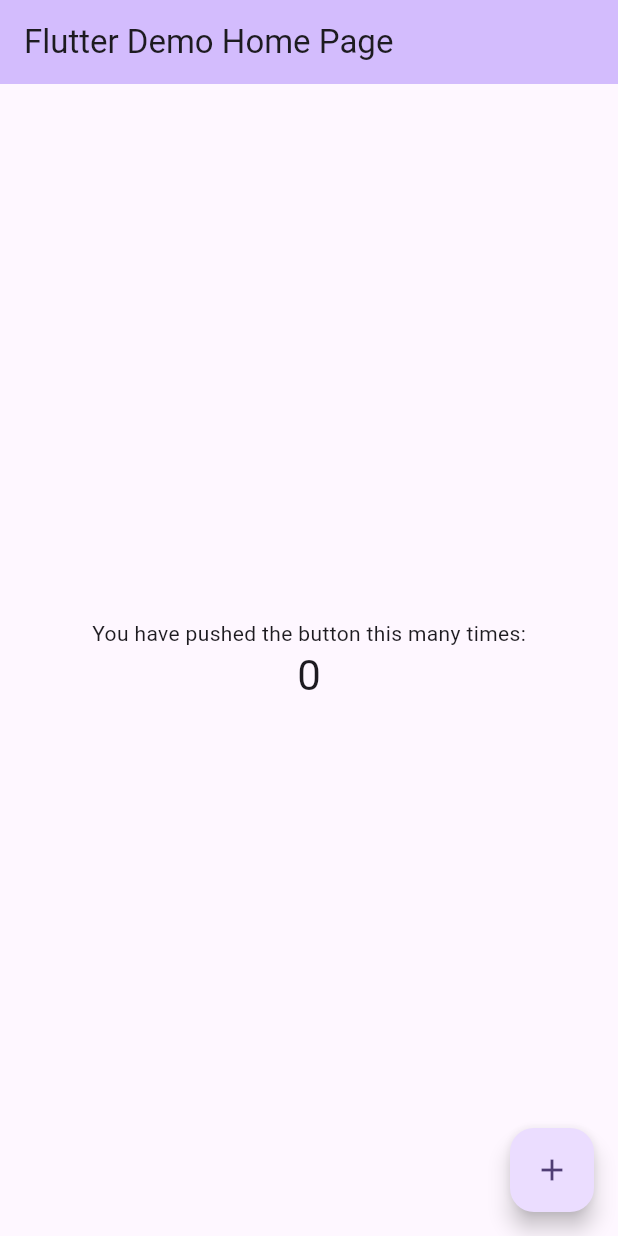
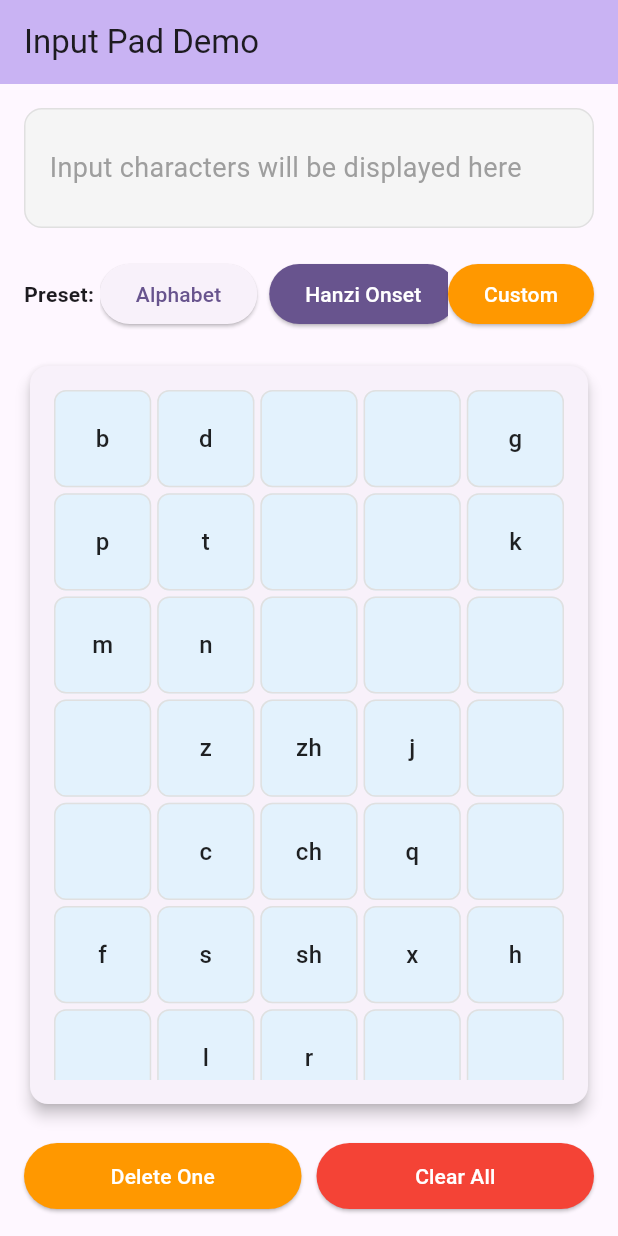
Before and after one commit to suikan4github/study-flutter-widget, a Flutter app: the screen it shows after launch, on a phone screen of 412 x 824 dp. Run offline on Flutter 3.47's test engine with Material 3 defaults, Android fonts, the phone set to English and light mode, and no system bars.

Commit message:
Show Hanzi Onsets.

```diff
--- a/lib/main.dart
+++ b/lib/main.dart
@@ -1,4 +1,5 @@
 import 'package:flutter/material.dart';
+import 'widgets/input_pad.dart';
 
 void main() {
   runApp(const MyApp());
@@ -7,116 +8,228 @@ void main() {
 class MyApp extends StatelessWidget {
   const MyApp({super.key});
 
-  // This widget is the root of your application.
   @override
   Widget build(BuildContext context) {
     return MaterialApp(
-      title: 'Flutter Demo',
+      title: 'Input Pad Demo',
       theme: ThemeData(
-        // This is the theme of your application.
-        //
-        // TRY THIS: Try running your application with "flutter run". You'll see
-        // the application has a purple toolbar. Then, without quitting the app,
-        // try changing the seedColor in the colorScheme below to Colors.green
-        // and then invoke "hot reload" (save your changes or press the "hot
-        // reload" button in a Flutter-supported IDE, or press "r" if you used
-        // the command line to start the app).
-        //
-        // Notice that the counter didn't reset back to zero; the application
-        // state is not lost during the reload. To reset the state, use hot
-        // restart instead.
-        //
-        // This works for code too, not just values: Most code changes can be
-        // tested with just a hot reload.
         colorScheme: ColorScheme.fromSeed(seedColor: Colors.deepPurple),
+        useMaterial3: true,
       ),
-      home: const MyHomePage(title: 'Flutter Demo Home Page'),
+      home: const InputPadDemo(),
     );
   }
 }
 
-class MyHomePage extends StatefulWidget {
-  const MyHomePage({super.key, required this.title});
-
-  // This widget is the home page of your application. It is stateful, meaning
-  // that it has a State object (defined below) that contains fields that affect
-  // how it looks.
-
-  // This class is the configuration for the state. It holds the values (in this
-  // case the title) provided by the parent (in this case the App widget) and
-  // used by the build method of the State. Fields in a Widget subclass are
-  // always marked "final".
-
-  final String title;
+class InputPadDemo extends StatefulWidget {
+  const InputPadDemo({super.key});
 
   @override
-  State<MyHomePage> createState() => _MyHomePageState();
+  State<InputPadDemo> createState() => _InputPadDemoState();
 }
 
-class _MyHomePageState extends State<MyHomePage> {
-  int _counter = 0;
+class _InputPadDemoState extends State<InputPadDemo> {
+  String _inputText = '';
+  List<String> _currentCharacters = InputPadPresets.hanziOnset;
+  String _currentPreset = 'Hanzi Onset';
 
-  void _incrementCounter() {
+  final Map<String, List<String>> _presets = {
+    'Alphabet': InputPadPresets.alphabet,
+    'Hanzi Onset': InputPadPresets.hanziOnset,
+  };
+
+  void _onCharacterTap(String character) {
     setState(() {
-      // This call to setState tells the Flutter framework that something has
-      // changed in this State, which causes it to rerun the build method below
-      // so that the display can reflect the updated values. If we changed
-      // _counter without calling setState(), then the build method would not be
-      // called again, and so nothing would appear to happen.
-      _counter++;
+      if (character == 'C') {
+        // Clear last character
+        if (_inputText.isNotEmpty) {
+          _inputText = _inputText.substring(0, _inputText.length - 1);
+        }
+      } else if (character == 'AC') {
+        // Clear all
+        _inputText = '';
+      } else {
+        // Add character
+        _inputText += character;
+      }
     });
+  }
+
+  void _changePreset(String preset) {
+    setState(() {
+      _currentPreset = preset;
+      _currentCharacters = _presets[preset] ?? InputPadPresets.hanziOnset;
+    });
+  }
+
+  void _loadCustomCharacters() {
+    // Dialog for entering custom character string
+    showDialog(
+      context: context,
+      builder: (BuildContext context) {
+        String customInput = '';
+        return AlertDialog(
+          title: const Text('Custom Character Set'),
+          content: TextField(
+            onChanged: (value) => customInput = value,
+            decoration: const InputDecoration(
+              hintText: 'Enter characters separated by comma (,) within 35 characters',
+              border: OutlineInputBorder(),
+            ),
+            maxLength: 35,
+            maxLines: 3,
+          ),
+          actions: [
+            TextButton(
+              onPressed: () => Navigator.of(context).pop(),
+              child: const Text('Cancel'),
+            ),
+            TextButton(
+              onPressed: () {
+                setState(() {
+                  _currentCharacters = customInput.split(',');
+                  _currentPreset = 'Custom';
+                });
+                Navigator.of(context).pop();
+              },
+              child: const Text('Apply'),
+            ),
+          ],
+        );
+      },
+    );
   }
 
   @override
   Widget build(BuildContext context) {
-    // This method is rerun every time setState is called, for instance as done
-    // by the _incrementCounter method above.
-    //
-    // The Flutter framework has been optimized to make rerunning build methods
-    // fast, so that you can just rebuild anything that needs updating rather
-    // than having to individually change instances of widgets.
     return Scaffold(
       appBar: AppBar(
-        // TRY THIS: Try changing the color here to a specific color (to
-        // Colors.amber, perhaps?) and trigger a hot reload to see the AppBar
-        // change color while the other colors stay the same.
         backgroundColor: Theme.of(context).colorScheme.inversePrimary,
-        // Here we take the value from the MyHomePage object that was created by
-        // the App.build method, and use it to set our appbar title.
-        title: Text(widget.title),
+        title: const Text('Input Pad Demo'),
+        elevation: 4,
       ),
-      body: Center(
-        // Center is a layout widget. It takes a single child and positions it
-        // in the middle of the parent.
+      body: Padding(
+        padding: const EdgeInsets.all(16.0),
         child: Column(
-          // Column is also a layout widget. It takes a list of children and
-          // arranges them vertically. By default, it sizes itself to fit its
-          // children horizontally, and tries to be as tall as its parent.
-          //
-          // Column has various properties to control how it sizes itself and
-          // how it positions its children. Here we use mainAxisAlignment to
-          // center the children vertically; the main axis here is the vertical
-          // axis because Columns are vertical (the cross axis would be
-          // horizontal).
-          //
-          // TRY THIS: Invoke "debug painting" (choose the "Toggle Debug Paint"
-          // action in the IDE, or press "p" in the console), to see the
-          // wireframe for each widget.
-          mainAxisAlignment: MainAxisAlignment.center,
-          children: <Widget>[
-            const Text('You have pushed the button this many times:'),
-            Text(
-              '$_counter',
-              style: Theme.of(context).textTheme.headlineMedium,
+          crossAxisAlignment: CrossAxisAlignment.stretch,
+          children: [
+            // Input display area
+            Container(
+              height: 80,
+              padding: const EdgeInsets.all(16.0),
+              decoration: BoxDecoration(
+                color: Colors.grey.shade100,
+                borderRadius: BorderRadius.circular(12.0),
+                border: Border.all(color: Colors.grey.shade300),
+              ),
+              child: SingleChildScrollView(
+                scrollDirection: Axis.horizontal,
+                child: Align(
+                  alignment: Alignment.centerLeft,
+                  child: Text(
+                    _inputText.isEmpty ? 'Input characters will be displayed here' : _inputText,
+                    style: TextStyle(
+                      fontSize: 18,
+                      color: _inputText.isEmpty ? Colors.grey : Colors.black87,
+                    ),
+                  ),
+                ),
+              ),
+            ),
+
+            const SizedBox(height: 20),
+
+            // Preset selection buttons
+            Row(
+              children: [
+                const Text('Preset: ', style: TextStyle(fontWeight: FontWeight.bold)),
+                Expanded(
+                  child: SingleChildScrollView(
+                    scrollDirection: Axis.horizontal,
+                    child: Row(
+                      children: _presets.keys.map((preset) {
+                        return Padding(
+                          padding: const EdgeInsets.only(right: 8.0),
+                          child: ElevatedButton(
+                            onPressed: () => _changePreset(preset),
+                            style: ElevatedButton.styleFrom(
+                              backgroundColor: _currentPreset == preset
+                                  ? Theme.of(context).colorScheme.primary
+                                  : null,
+                              foregroundColor: _currentPreset == preset
+                                  ? Colors.white
+                                  : null,
+                            ),
+                            child: Text(preset),
+                          ),
+                        );
+                      }).toList(),
+                    ),
+                  ),
+                ),
+                ElevatedButton(
+                  onPressed: _loadCustomCharacters,
+                  style: ElevatedButton.styleFrom(
+                    backgroundColor: Colors.orange,
+                    foregroundColor: Colors.white,
+                  ),
+                  child: const Text('Custom'),
+                ),
+              ],
+            ),
+
+            const SizedBox(height: 20),
+
+            // Input pad
+            Expanded(
+              child: Card(
+                elevation: 4,
+                child: Padding(
+                  padding: const EdgeInsets.all(8.0),
+                  child: InputPad(
+                    characters: _currentCharacters,
+                    onCharacterTap: _onCharacterTap,
+                    buttonColor: Colors.blue.shade50,
+                    textColor: Colors.black87,
+                    fontSize: 16,
+                  ),
+                ),
+              ),
+            ),
+
+            const SizedBox(height: 20),
+
+            // Control buttons
+            Row(
+              children: [
+                Expanded(
+                  child: ElevatedButton(
+                    onPressed: () => _onCharacterTap('C'),
+                    style: ElevatedButton.styleFrom(
+                      backgroundColor: Colors.orange,
+                      foregroundColor: Colors.white,
+                      padding: const EdgeInsets.symmetric(vertical: 12),
+                    ),
+                    child: const Text('Delete One'),
+                  ),
+                ),
+                const SizedBox(width: 10),
+                Expanded(
+                  child: ElevatedButton(
+                    onPressed: () => _onCharacterTap('AC'),
+                    style: ElevatedButton.styleFrom(
+                      backgroundColor: Colors.red,
+                      foregroundColor: Colors.white,
+                      padding: const EdgeInsets.symmetric(vertical: 12),
+                    ),
+                    child: const Text('Clear All'),
+                  ),
+                ),
+              ],
             ),
           ],
         ),
       ),
-      floatingActionButton: FloatingActionButton(
-        onPressed: _incrementCounter,
-        tooltip: 'Increment',
-        child: const Icon(Icons.add),
-      ), // This trailing comma makes auto-formatting nicer for build methods.
     );
   }
 }
--- /dev/null
+++ b/lib/widgets/input_pad.dart
@@ -0,0 +1,114 @@
+import 'package:flutter/material.dart';
+
+class InputPad extends StatefulWidget {
+  final List<String> characters;
+  final Function(String) onCharacterTap;
+  final Color? buttonColor;
+  final Color? textColor;
+  final double? buttonSize;
+  final double? fontSize;
+
+  const InputPad({
+    super.key,
+    required this.characters,
+    required this.onCharacterTap,
+    this.buttonColor,
+    this.textColor,
+    this.buttonSize,
+    this.fontSize,
+  });
+
+  @override
+  State<InputPad> createState() => _InputPadState();
+}
+
+class _InputPadState extends State<InputPad> {
+  static const int rows = 7;
+  static const int columns = 5;
+  static const int totalButtons = rows * columns;
+
+  @override
+  Widget build(BuildContext context) {
+    return Container(
+      padding: const EdgeInsets.all(8.0),
+      child: GridView.builder(
+        shrinkWrap: true,
+        physics: const NeverScrollableScrollPhysics(),
+        gridDelegate: const SliverGridDelegateWithFixedCrossAxisCount(
+          crossAxisCount: columns,
+          crossAxisSpacing: 4.0,
+          mainAxisSpacing: 4.0,
+          childAspectRatio: 1.0,
+        ),
+        itemCount: totalButtons,
+        itemBuilder: (context, index) {
+          return _buildButton(index);
+        },
+      ),
+    );
+  }
+
+  Widget _buildButton(int index) {
+    // Display character if index exists in character array, otherwise empty string
+    final character = index < widget.characters.length
+        ? widget.characters[index]
+        : '';
+
+    return Material(
+      color: widget.buttonColor ?? Colors.blue.shade100,
+      borderRadius: BorderRadius.circular(8.0),
+      child: InkWell(
+        borderRadius: BorderRadius.circular(8.0),
+        onTap: character.isNotEmpty
+            ? () => widget.onCharacterTap(character)
+            : null,
+        child: Container(
+          width: widget.buttonSize ?? 60.0,
+          height: widget.buttonSize ?? 60.0,
+          decoration: BoxDecoration(
+            borderRadius: BorderRadius.circular(8.0),
+            border: Border.all(
+              color: Colors.grey.shade300,
+              width: 1.0,
+            ),
+          ),
+          child: Center(
+            child: Text(
+              character,
+              style: TextStyle(
+                fontSize: widget.fontSize ?? 18.0,
+                fontWeight: FontWeight.w500,
+                color: widget.textColor ?? Colors.black87,
+              ),
+            ),
+          ),
+        ),
+      ),
+    );
+  }
+}
+
+// Utility class for preset character sets
+class InputPadPresets {
+  // Alphabet
+  static const List<String> alphabet = [
+    'A', 'B', 'C', 'D', 'E',
+    'F', 'G', 'H', 'I', 'J',
+    'K', 'L', 'M', 'N', 'O',
+    'P', 'Q', 'R', 'S', 'T',
+    'U', 'V', 'W', 'X', 'Y',
+    'Z', '!', '?', '@', '#',
+    '%', '&', '*', '(', ')',
+  ];
+
+  // Hanzi onset (Chinese initials)
+  static const List<String> hanziOnset = [
+    'b', 'd', '', '', 'g',
+    'p', 't', '', '', 'k',
+    'm', 'n', '', '', '',
+    '', 'z', 'zh', 'j', '',
+    '', 'c', 'ch', 'q', '',
+    'f', 's', 'sh', 'x', 'h',
+    '', 'l', 'r', '', '',
+  ];
+}
```
Also changed, not shown: 5 other files.
